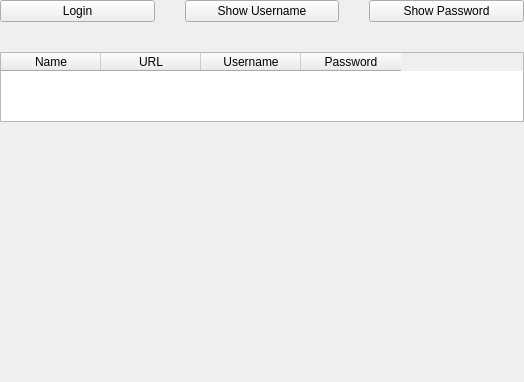
Above: designs/xml/vault_tab.ui from daniel-deru/WorkMate-3.0 before the change. Below: the same form after it.
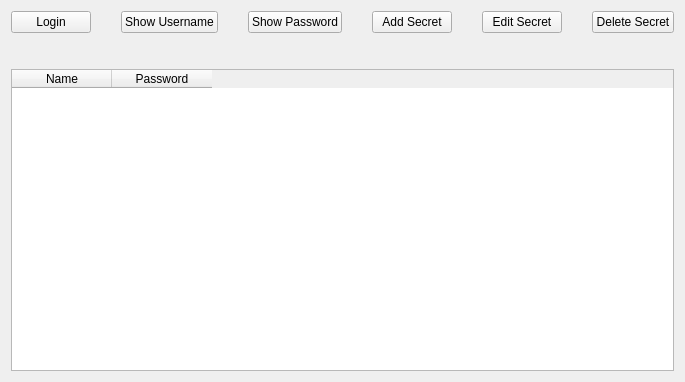
That is the form after the change.

Commit message: separated the vault from the apps. the vault is for non app secrets. the apps tab now has protected appss. updated the app window to toggle between protected apps and open apps.

```diff
--- a/designs/xml/vault_tab.ui
+++ b/designs/xml/vault_tab.ui
@@ -6,7 +6,7 @@
    <rect>
     <x>0</x>
     <y>0</y>
-    <width>524</width>
+    <width>640</width>
     <height>382</height>
    </rect>
   </property>
@@ -19,27 +19,11 @@
   <property name="windowTitle">
    <string>Form</string>
   </property>
-  <layout class="QVBoxLayout" name="verticalLayout">
-   <property name="spacing">
-    <number>0</number>
-   </property>
-   <property name="sizeConstraint">
-    <enum>QLayout::SetMaximumSize</enum>
-   </property>
-   <property name="leftMargin">
-    <number>0</number>
-   </property>
-   <property name="topMargin">
-    <number>0</number>
-   </property>
-   <property name="rightMargin">
-    <number>0</number>
-   </property>
-   <property name="bottomMargin">
-    <number>0</number>
-   </property>
+  <layout class="QHBoxLayout" name="horizontalLayout">
    <item>
-    <layout class="QHBoxLayout" name="hbox_login" stretch="0,0,0">
+    <layout class="QVBoxLayout" name="vbox_vault">
+     <item>
+      <layout class="QHBoxLayout" name="hbox_login" stretch="0,0,0,0,0,0">
      <property name="spacing">
       <number>30</number>
      </property>
@@ -76,6 +60,27 @@
        </property>
       </widget>
      </item>
+       <item>
+        <widget class="QPushButton" name="btn_vault_add">
+         <property name="text">
+          <string>Add Secret</string>
+         </property>
+        </widget>
+       </item>
+       <item>
+        <widget class="QPushButton" name="btn_vault_edit">
+         <property name="text">
+          <string>Edit Secret</string>
+         </property>
+        </widget>
+       </item>
+       <item>
+        <widget class="QPushButton" name="btn_vault_delete">
+         <property name="text">
+          <string>Delete Secret</string>
+         </property>
+        </widget>
+       </item>
     </layout>
    </item>
    <item>
@@ -86,12 +91,24 @@
        <verstretch>0</verstretch>
       </sizepolicy>
      </property>
+       <property name="verticalScrollBarPolicy">
+        <enum>Qt::ScrollBarAlwaysOff</enum>
+       </property>
+       <property name="horizontalScrollBarPolicy">
+        <enum>Qt::ScrollBarAlwaysOff</enum>
+       </property>
      <property name="sizeAdjustPolicy">
-      <enum>QAbstractScrollArea::AdjustToContentsOnFirstShow</enum>
+        <enum>QAbstractScrollArea::AdjustToContents</enum>
+       </property>
+       <property name="autoScroll">
+        <bool>false</bool>
      </property>
      <property name="rowCount">
       <number>0</number>
      </property>
+       <property name="columnCount">
+        <number>2</number>
+       </property>
      <attribute name="horizontalHeaderVisible">
       <bool>true</bool>
      </attribute>
@@ -106,16 +123,6 @@
        <string>Name</string>
       </property>
      </column>
-     <column>
-      <property name="text">
-       <string>URL</string>
-      </property>
-     </column>
-     <column>
-      <property name="text">
-       <string>Username</string>
-      </property>
-     </column>
      <column>
       <property name="text">
        <string>Password</string>
@@ -123,18 +130,7 @@
      </column>
     </widget>
    </item>
-   <item>
-    <spacer name="verticalSpacer">
-     <property name="orientation">
-      <enum>Qt::Vertical</enum>
-     </property>
-     <property name="sizeHint" stdset="0">
-      <size>
-       <width>20</width>
-       <height>40</height>
-      </size>
-     </property>
-    </spacer>
+    </layout>
    </item>
   </layout>
  </widget>
```
Lines whose indentation alone changed are shown as unchanged. The commit also changes 44 other files.
